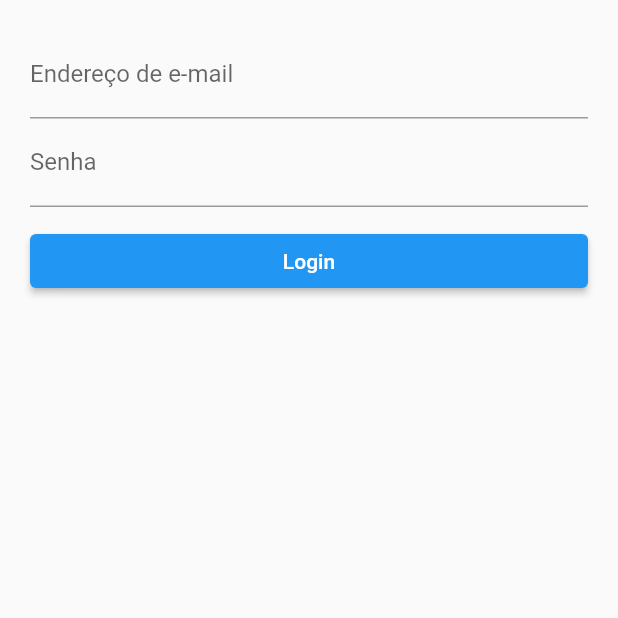
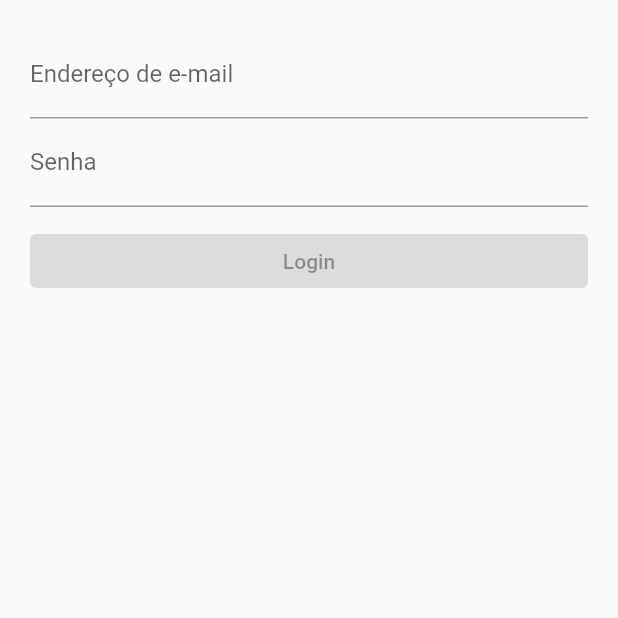
Before and after one commit to caiobrunholi/ecm252, a Flutter app: the screen it shows after launch, on a phone screen of 412 x 824 dp, the top half of it. Run offline on Flutter 3.47's test engine with Material 2 defaults, Android fonts, the phone set to English and light mode, and no system bars; our stand-ins replace cherry_toast, email_validator, rxdart; project files that could hold a hidden picture were left out.

Commit message:
fim da aula 13

```diff
--- a/FLUTTER/gerenciamento_de_estado/lib/src/blocs/bloc.dart
+++ b/FLUTTER/gerenciamento_de_estado/lib/src/blocs/bloc.dart
@@ -1,15 +1,20 @@
 import 'dart:async';
+import 'package:cherry_toast/cherry_toast.dart';
+import 'package:flutter/material.dart';
+import 'package:rxdart/rxdart.dart';
 
 import 'package:gerenciamento_de_estado/src/blocs/validators.dart';
 
 class Bloc with Validators {
   //StreamController vem do pacote dart:async
-  final _emailController = StreamController<String>();
-  final _passwordController = StreamController<String>();
+  final _emailController = BehaviorSubject<String>();
+  final _passwordController = BehaviorSubject<String>();
 
   Stream<String> get email => _emailController.stream.transform(validateEmail);
   Stream<String> get password =>
       _passwordController.stream.transform(validatePassword);
+  Stream<bool> get emailPasswordAreOk =>
+      CombineLatestStream.combine2(email, password, (e, p) => true);
 
   Function(String) get changeEmail => _emailController.sink.add;
   Function(String) get changePassword => _passwordController.sink.add;
@@ -18,6 +23,15 @@ class Bloc with Validators {
     _emailController.close();
     _passwordController.close();
   }
+
+  void submitForm(BuildContext context) {
+    final email = _emailController.value;
+    final password = _passwordController.value;
+    print('$email, $password');
+    CherryToast.success(
+      title: Text('$email, $password'),
+      ).show(context);
+  }
 }
 
 // Essa é a instancia global e ela não será mais usada
--- a/FLUTTER/gerenciamento_de_estado/lib/src/telas/login_tela.dart
+++ b/FLUTTER/gerenciamento_de_estado/lib/src/telas/login_tela.dart
@@ -62,9 +62,14 @@ class LoginTela extends StatelessWidget {
   }
 
   Widget submitButton(Bloc bloc) {
-    return ElevatedButton(
-      onPressed: () {},
-      child: Text('Login'),
+    return StreamBuilder(
+      stream: bloc.emailPasswordAreOk,
+      builder: (context, AsyncSnapshot <bool> snapshot) {
+        return ElevatedButton(
+          onPressed: snapshot.hasData ? () => bloc.submitForm(context) : null,
+          child: Text('Login'),
+        );
+      },
     );
   }
 }
--- a/FLUTTER/gerenciamento_de_estado/pubspec.yaml
+++ b/FLUTTER/gerenciamento_de_estado/pubspec.yaml
@@ -36,6 +36,8 @@ dependencies:
   # Use with the CupertinoIcons class for iOS style icons.
   cupertino_icons: ^1.0.2
   email_validator: "^2.1.16"
+  rxdart: ^0.27.7
+  cherry_toast: ^1.6.4
 
 dev_dependencies:
   flutter_test:
```
Also changed, not shown: FLUTTER/gerenciamento_de_estado/pubspec.lock.
